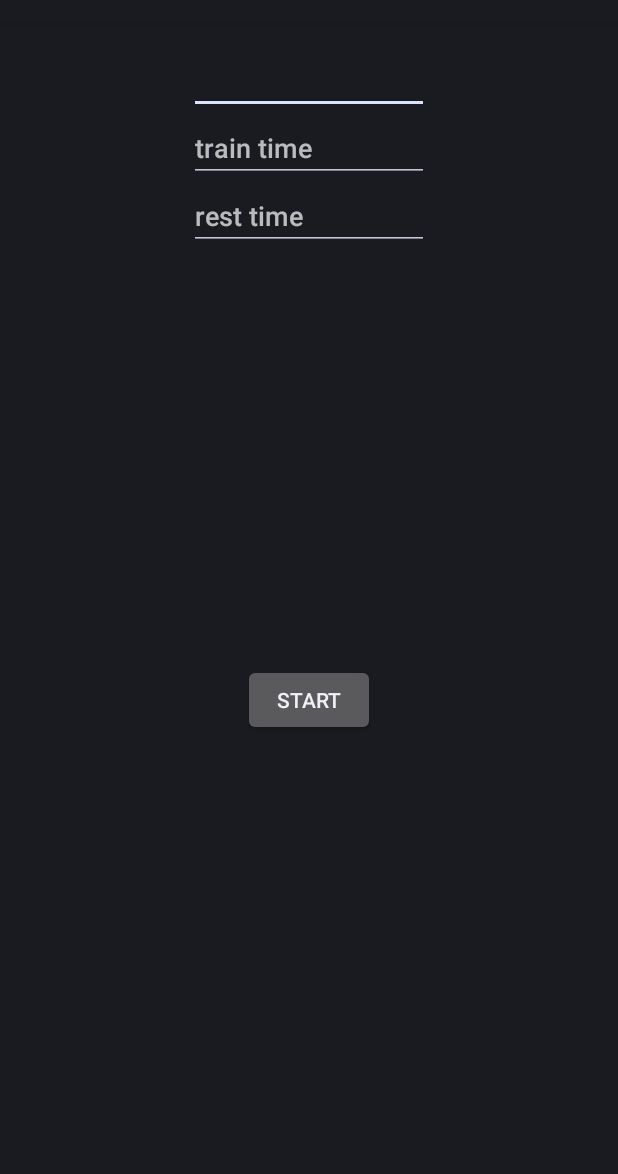
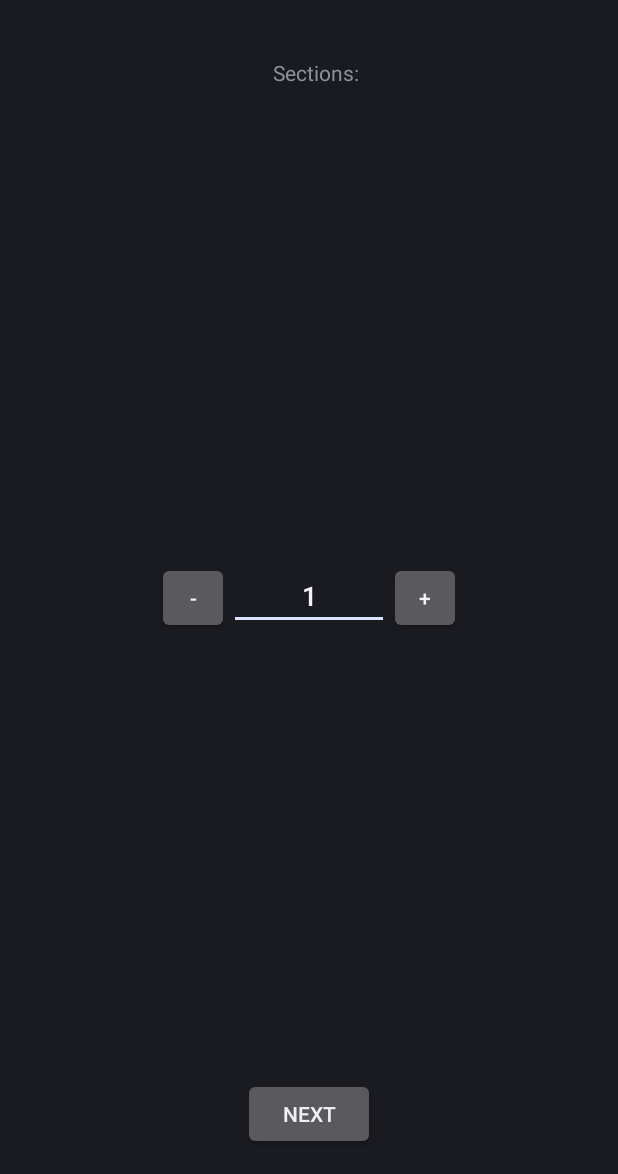
Before and after one commit to lucianosantosdev/IntervalTimer, an Android app: the screen it shows after launch (MainActivity), on a phone screen of 412 x 824 dp, the part 62-1236 px from its top. Run offline under Robolectric (Android 15) with nearby library versions, the phone set to English and light mode, and no system bars; plain views replace BoxInsetLayout.

Commit message:
Create settings fragments

```diff
--- a/wear/src/main/java/dev/lucianosantos/intervaltimer/MainActivity.kt
+++ b/wear/src/main/java/dev/lucianosantos/intervaltimer/MainActivity.kt
@@ -14,6 +14,5 @@ class MainActivity : FragmentActivity() {
         binding = ActivityMainBinding.inflate(layoutInflater)
 
         setContentView(binding.root)
-
     }
 }
--- /dev/null
+++ b/wear/src/main/java/dev/lucianosantos/intervaltimer/SetupSectionsFragment.kt
@@ -0,0 +1,69 @@
+package dev.lucianosantos.intervaltimer
+
+import android.os.Bundle
+import android.text.Editable
+import android.text.TextWatcher
+import android.view.KeyEvent
+import android.view.LayoutInflater
+import android.view.View
+import android.view.ViewGroup
+import android.view.inputmethod.EditorInfo
+import android.widget.TextView
+import androidx.fragment.app.Fragment
+import androidx.fragment.app.activityViewModels
+import androidx.navigation.fragment.findNavController
+import dev.lucianosantos.intervaltimer.core.data.SettingsViewModel
+import dev.lucianosantos.intervaltimer.databinding.FragmentSetupSectionsBinding
+
+/**
+ * A simple [Fragment] subclass.
+ * Use the [SetupSectionsFragment.newInstance] factory method to
+ * create an instance of this fragment.
+ */
+class SetupSectionsFragment : Fragment() {
+    private var _binding : FragmentSetupSectionsBinding? = null
+    private val binding get() = _binding!!
+
+    private val viewModel: SettingsViewModel by activityViewModels {
+        SettingsViewModel.Factory()
+    }
+
+    override fun onCreateView(
+        inflater: LayoutInflater, container: ViewGroup?,
+        savedInstanceState: Bundle?
+    ): View? {
+        // Inflate the layout for this fragment
+        _binding = FragmentSetupSectionsBinding.inflate(layoutInflater, container, false)
+        return binding.root
+    }
+
+    override fun onViewCreated(view: View, savedInstanceState: Bundle?) {
+        super.onViewCreated(view, savedInstanceState)
+
+        viewModel.uiState.observe(viewLifecycleOwner) {
+            binding.editTextNumber.setText(it.timerSettings.sets.toString())
+        }
+
+        binding.sectionMinusButton.setOnClickListener {
+            viewModel.decrementSections()
+        }
+
+        binding.sectionPlusButton.setOnClickListener {
+            viewModel.incrementSections()
+        }
+
+        binding.editTextNumber.setOnEditorActionListener(object : TextView.OnEditorActionListener {
+            override fun onEditorAction(v: TextView?, actionId: Int, event: KeyEvent?): Boolean {
+                if (actionId == EditorInfo.IME_ACTION_DONE) {
+                    val number = v?.text.toString().toInt()
+                    viewModel.setSections(number)
+                }
+                return false
+            }
+        })
+
+        binding.nextButton.setOnClickListener {
+            findNavController().navigate(R.id.action_setupSectionsFragment_to_setupTimeTrainFragment)
+        }
+    }
+}
--- a/wear/src/main/java/dev/lucianosantos/intervaltimer/TimerSettingsFragment.kt
+++ /dev/null
@@ -1,41 +0,0 @@
-package dev.lucianosantos.intervaltimer
-
-import android.os.Bundle
-import android.view.LayoutInflater
-import android.view.View
-import android.view.ViewGroup
-import androidx.fragment.app.Fragment
-import androidx.navigation.fragment.findNavController
-import dev.lucianosantos.intervaltimer.databinding.FragmentTimerSettingsBinding
-
-/**
- * A simple [Fragment] subclass.
- * Use the [TimerSettingsFragment.newInstance] factory method to
- * create an instance of this fragment.
- */
-class TimerSettingsFragment : Fragment() {
-
-    private var _binding : FragmentTimerSettingsBinding? = null
-    private val binding get() = _binding!!
-
-    override fun onCreateView(
-        inflater: LayoutInflater, container: ViewGroup?,
-        savedInstanceState: Bundle?
-    ): View? {
-        _binding = FragmentTimerSettingsBinding.inflate(inflater, container, false)
-        return binding.root
-    }
-
-    override fun onViewCreated(view: View, savedInstanceState: Bundle?) {
-        super.onViewCreated(view, savedInstanceState)
-        binding.startButton.setOnClickListener {
-            val sets = binding.setsNumberEditText.text.toString().toInt()
-            val trainTime = binding.trainTimeEditText.text.toString().toLong()
-            val restTime = binding.restTimeEditText.text.toString().toLong()
-            val action =
-                TimerSettingsFragmentDirections.
-                actionTimerSettingsFragmentToTimerRunningFragment(sets, trainTime, restTime)
-            findNavController().navigate(action)
-        }
-    }
-}
--- a/wear/src/main/java/dev/lucianosantos/intervaltimer/core/ICountDownTimerHelper.kt
+++ b/wear/src/main/java/dev/lucianosantos/intervaltimer/core/ICountDownTimerHelper.kt
@@ -1,5 +1,5 @@
 package dev.lucianosantos.intervaltimer.core
 
 interface ICountDownTimerHelper {
-    fun startCountDown(seconds: Long, onTick: (secondsUntilFinished: Long) -> Unit, onFinish: () -> Unit)
+    fun startCountDown(seconds: Long, onTickCallback: (secondsUntilFinished: Long) -> Unit, onFinishCallback: () -> Unit)
 }
--- /dev/null
+++ b/wear/src/main/java/dev/lucianosantos/intervaltimer/core/data/SettingsViewModel.kt
@@ -0,0 +1,80 @@
+package dev.lucianosantos.intervaltimer.core.data
+
+import android.text.format.DateUtils
+import android.util.Log
+import androidx.lifecycle.*
+import dev.lucianosantos.intervaltimer.core.IBeepHelper
+import dev.lucianosantos.intervaltimer.core.ICountDownTimerHelper
+import kotlinx.coroutines.launch
+
+class SettingsViewModel() : ViewModel() {
+
+    private val _uiState: MutableLiveData<UiState> by lazy {
+        MutableLiveData<UiState>(UiState(TimerSettings(1,1,1)))
+    }
+    val uiState get() : LiveData<UiState> = _uiState
+
+    fun incrementSections() {
+        _uiState.value?.let { currentUiState ->
+            _uiState.value = currentUiState.copy(
+                timerSettings = currentUiState.timerSettings.copy(
+                    sets = currentUiState.timerSettings.sets + 1
+                )
+            )
+        }
+    }
+
+    fun decrementSections() {
+        _uiState.value?.let { currentUiState ->
+            if(currentUiState.timerSettings.sets == 1) {
+                return
+            }
+            _uiState.value = currentUiState.copy(
+                timerSettings = currentUiState.timerSettings.copy(
+                    sets = currentUiState.timerSettings.sets - 1
+                )
+            )
+        }
+    }
+
+    fun setSections(sections: Int) {
+        _uiState.value?.let { currentUiState ->
+            _uiState.value = currentUiState.copy(
+                timerSettings = currentUiState.timerSettings.copy(
+                    sets = sections
+                )
+            )
+        }
+    }
+
+    fun setRestTime(restTimeSeconds: Long) {
+        _uiState.value?.let { currentUiState ->
+            _uiState.value = currentUiState.copy(
+                timerSettings = currentUiState.timerSettings.copy(
+                    restTimeSeconds = restTimeSeconds
+                )
+            )
+        }
+    }
+
+    fun setTrainTime(trainTimeSeconds: Long) {
+        _uiState.value?.let { currentUiState ->
+            _uiState.value = currentUiState.copy(
+                timerSettings = currentUiState.timerSettings.copy(
+                    trainTimeSeconds = trainTimeSeconds
+                )
+            )
+        }
+    }
+
+    data class UiState(
+        val timerSettings: TimerSettings
+    )
+
+    @Suppress("UNCHECKED_CAST")
+    class Factory() : ViewModelProvider.Factory {
+        override fun <T : ViewModel> create(modelClass: Class<T>): T {
+            return SettingsViewModel() as T
+        }
+    }
+}
--- a/wear/src/main/java/dev/lucianosantos/intervaltimer/core/data/TimerViewModel.kt
+++ b/wear/src/main/java/dev/lucianosantos/intervaltimer/core/data/TimerViewModel.kt
@@ -47,7 +47,7 @@ class TimerViewModel(
             if (secondsUntilFinished <= 3) {
                 shortBeep()
             }
-        }, onFinish = {
+        }, onFinishCallback = {
             setCurrentTime(0)
             onFinished()
         })
@@ -103,6 +103,7 @@ class TimerViewModel(
         val timerState : TimerState = TimerState.PREPARE,
     )
 
+    @Suppress("UNCHECKED_CAST")
     class Factory(
         val timerSettings: TimerSettings,
         val countDownTimerHelper: ICountDownTimerHelper,
--- /dev/null
+++ b/wear/src/main/res/layout/fragment_setup_sections.xml
@@ -0,0 +1,69 @@
+<?xml version="1.0" encoding="utf-8"?>
+<androidx.constraintlayout.widget.ConstraintLayout xmlns:android="http://schemas.android.com/apk/res/android"
+    xmlns:app="http://schemas.android.com/apk/res-auto"
+    xmlns:tools="http://schemas.android.com/tools"
+    android:layout_width="match_parent"
+    android:layout_height="match_parent"
+    tools:context=".TimerSettingsFragment">
+
+    <TextView
+        android:id="@+id/sectionsLabelTextView"
+        android:layout_width="wrap_content"
+        android:layout_height="wrap_content"
+        android:layout_gravity="center"
+        android:layout_marginTop="24dp"
+        android:layout_marginEnd="8dp"
+        android:text="@string/label_sections"
+        app:layout_constraintEnd_toEndOf="parent"
+        app:layout_constraintHorizontal_bias="0.525"
+        app:layout_constraintStart_toStartOf="parent"
+        app:layout_constraintTop_toTopOf="parent" />
+
+    <LinearLayout
+        android:id="@+id/restLinearLayout"
+        android:layout_width="wrap_content"
+        android:layout_height="wrap_content"
+        android:orientation="horizontal"
+        app:layout_constraintBottom_toBottomOf="parent"
+        app:layout_constraintEnd_toEndOf="parent"
+        app:layout_constraintStart_toStartOf="parent"
+        app:layout_constraintTop_toTopOf="parent">
+
+
+        <Button
+            android:id="@+id/sectionMinusButton"
+            android:layout_width="48dp"
+            android:layout_height="wrap_content"
+            android:layout_gravity="center"
+
+            android:text="-"/>
+
+
+        <EditText
+            android:id="@+id/editTextNumber"
+            android:layout_width="wrap_content"
+            android:layout_height="wrap_content"
+            android:gravity="center"
+            android:layout_weight="1"
+            android:ems="5"
+            android:inputType="number" />
+
+        <Button
+            android:id="@+id/sectionPlusButton"
+            android:layout_width="48dp"
+            android:layout_height="wrap_content"
+            android:layout_gravity="center"
+            android:text="+"/>
+    </LinearLayout>
+
+    <Button
+        android:id="@+id/nextButton"
+        android:layout_width="wrap_content"
+        android:layout_height="wrap_content"
+        android:layout_marginBottom="16dp"
+        android:text="@string/next_button_text"
+        app:layout_constraintBottom_toBottomOf="parent"
+        app:layout_constraintEnd_toEndOf="parent"
+        app:layout_constraintStart_toStartOf="parent" />
+
+</androidx.constraintlayout.widget.ConstraintLayout>
--- a/wear/src/main/res/layout/fragment_timer_settings.xml
+++ /dev/null
@@ -1,53 +0,0 @@
-<?xml version="1.0" encoding="utf-8"?>
-<androidx.constraintlayout.widget.ConstraintLayout xmlns:android="http://schemas.android.com/apk/res/android"
-    xmlns:app="http://schemas.android.com/apk/res-auto"
-    xmlns:tools="http://schemas.android.com/tools"
-    android:layout_width="match_parent"
-    android:layout_height="match_parent"
-    tools:context=".TimerSettingsFragment">
-
-    <EditText
-        android:id="@+id/setsNumberEditText"
-        android:layout_width="160dp"
-        android:layout_height="wrap_content"
-        android:layout_marginTop="16dp"
-        android:ems="10"
-        android:inputType="number"
-        app:layout_constraintEnd_toEndOf="parent"
-        app:layout_constraintStart_toStartOf="parent"
-        app:layout_constraintTop_toTopOf="parent" />
-
-    <EditText
-        android:id="@+id/trainTimeEditText"
-        android:layout_width="160dp"
-        android:layout_height="wrap_content"
-        android:ems="10"
-        android:inputType="time"
-        android:hint="train time"
-        app:layout_constraintEnd_toEndOf="parent"
-        app:layout_constraintStart_toStartOf="parent"
-        app:layout_constraintTop_toBottomOf="@+id/setsNumberEditText" />
-
-    <EditText
-        android:id="@+id/restTimeEditText"
-        android:layout_width="160dp"
-        android:layout_height="wrap_content"
-        android:ems="10"
-        android:inputType="time"
-        android:hint="rest time"
-        app:layout_constraintEnd_toEndOf="parent"
-        app:layout_constraintStart_toStartOf="parent"
-        app:layout_constraintTop_toBottomOf="@+id/trainTimeEditText" />
-
-    <Button
-        android:id="@+id/startButton"
-        android:layout_width="wrap_content"
-        android:layout_height="wrap_content"
-        android:layout_marginBottom="16dp"
-        android:text="@string/start_button_text"
-        app:layout_constraintBottom_toBottomOf="parent"
-        app:layout_constraintEnd_toEndOf="parent"
-        app:layout_constraintStart_toStartOf="parent"
-        app:layout_constraintTop_toBottomOf="@+id/restTimeEditText" />
-
-</androidx.constraintlayout.widget.ConstraintLayout>
--- a/wear/src/main/res/navigation/nav_graph.xml
+++ b/wear/src/main/res/navigation/nav_graph.xml
@@ -3,17 +3,33 @@
     xmlns:app="http://schemas.android.com/apk/res-auto"
     xmlns:tools="http://schemas.android.com/tools"
     android:id="@+id/nav_graph"
-    app:startDestination="@id/timerSettingsFragment">
+    app:startDestination="@id/setupSectionsFragment">
 
     <fragment
-        android:id="@+id/timerSettingsFragment"
-        android:name="dev.lucianosantos.intervaltimer.TimerSettingsFragment"
-        android:label="fragment_timer_settings"
-        tools:layout="@layout/fragment_timer_settings" >
+        android:id="@+id/setupSectionsFragment"
+        android:name="dev.lucianosantos.intervaltimer.SetupSectionsFragment"
+        android:label="SetupSectionsFragment" >
         <action
-            android:id="@+id/action_timerSettingsFragment_to_timerRunningFragment"
+            android:id="@+id/action_setupSectionsFragment_to_setupTimeTrainFragment"
+            app:destination="@id/setupTrainTimeFragment" />
+    </fragment>
+    <fragment
+        android:id="@+id/setupTrainTimeFragment"
+        android:name="dev.lucianosantos.intervaltimer.SetupTimeTrainFragment"
+        android:label="SetupTrainTimeFragment" >
+        <action
+            android:id="@+id/action_setupTimeTrainFragment_to_setupTimeRestFragment"
+            app:destination="@id/setupRestTimeFragment" />
+    </fragment>
+    <fragment
+        android:id="@+id/setupRestTimeFragment"
+        android:name="dev.lucianosantos.intervaltimer.SetupTimeRestFragment"
+        android:label="SetupRestTimeFragment" >
+        <action
+            android:id="@+id/action_setupTimeRestFragment_to_timerRunningFragment"
             app:destination="@id/timerRunningFragment" />
     </fragment>
+
     <fragment
         android:id="@+id/timerRunningFragment"
         android:name="dev.lucianosantos.intervaltimer.TimerRunningFragment"
--- a/wear/src/main/res/values/color.xml
+++ b/wear/src/main/res/values/color.xml
@@ -1,7 +1,13 @@
 <?xml version="1.0" encoding="utf-8"?>
 <resources>
+    <color name="primaryColor">#EB5353</color>
     <color name="red">#EB5353</color>
     <color name="yellow">#F9D923</color>
     <color name="green">#36AE7C</color>
     <color name="blue">#187498</color>
+
+    <color name="np_dividerColor">@android:color/transparent</color>
+    <color name="np_textColor">@android:color/white</color>
+    <color name="np_selectedTextColor">@android:color/white</color>
+    <color name="np_selectedTextColorOnFocus">@color/primaryColor</color>
 </resources>
--- a/wear/src/main/res/values/dimens.xml
+++ b/wear/src/main/res/values/dimens.xml
@@ -12,4 +12,10 @@
     inner_frame_layout_padding (below variable) on round screens.
     -->
     <dimen name="inner_frame_layout_padding">5dp</dimen>
+
+    <!-- NumberPicker -->
+    <dimen name="np_textSize">10sp</dimen>
+    <dimen name="np_selectedTextSize">20sp</dimen>
+    <dimen name="np_itemSpacing">100dp</dimen>
+
 </resources>
--- a/wear/src/main/res/values/strings.xml
+++ b/wear/src/main/res/values/strings.xml
@@ -6,4 +6,13 @@
     <string name="state_train_text">TRAIN</string>
     <string name="state_rest_text">REST</string>
     <string name="state_finished_text">DONE!</string>
+    <string name="label_sets_number_picker">Sets:</string>
+    <string name="label_train_number_picker">Train time</string>
+    <string name="label_rest_number_picker">Rest time:</string>
+    <string name="np_formatter">%02d</string>
+    <!-- TODO: Remove or change this placeholder text -->
+    <string name="hello_blank_fragment">Hello blank fragment</string>
+    <string name="next_button_text">Next</string>
+    <string name="label_sections">Sections:</string>
+
 </resources>
```
Also changed, not shown: wear/build.gradle (+11 -4 lines), wear/src/main/java/dev/lucianosantos/intervaltimer/NumberPickerHelper.kt (added, +48 -0 lines), wear/src/main/java/dev/lucianosantos/intervaltimer/SetupTimeRestFragment.kt (added, +58 -0 lines), wear/src/main/java/dev/lucianosantos/intervaltimer/SetupTimeTrainFragment.kt (added, +51 -0 lines), wear/src/main/res/layout/fragment_setup_time_rest.xml (added, +75 -0 lines), wear/src/main/res/layout/fragment_setup_time_train.xml (added, +77 -0 lines), wear/src/main/res/values/styles.xml (added, +21 -0 lines).
